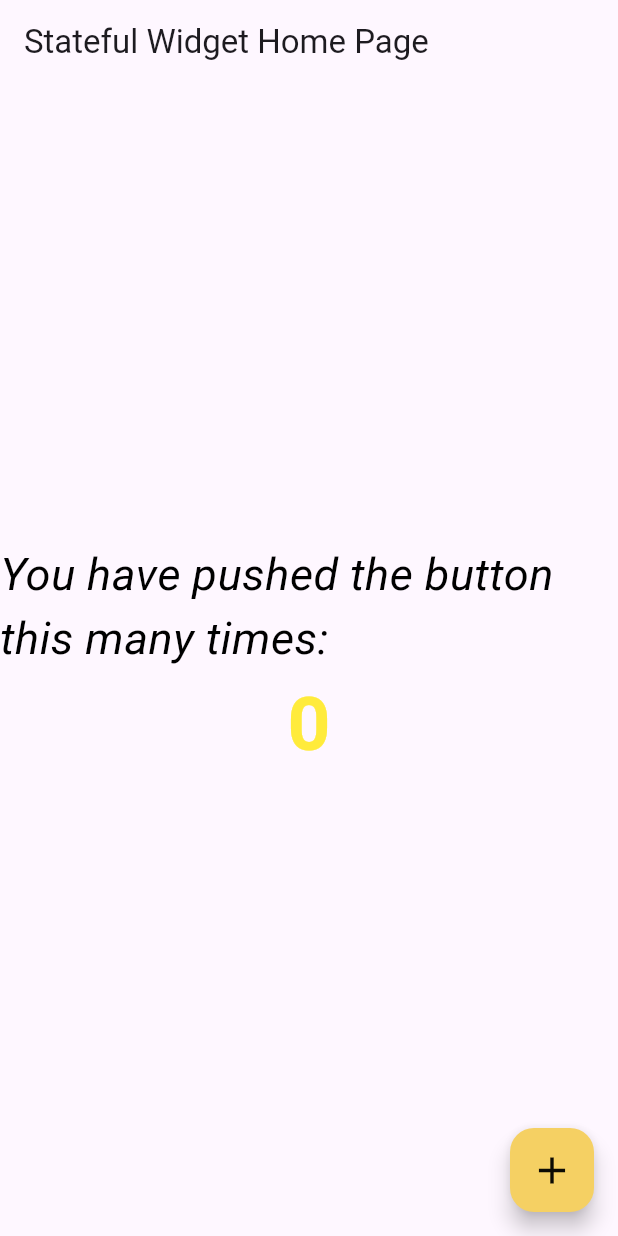
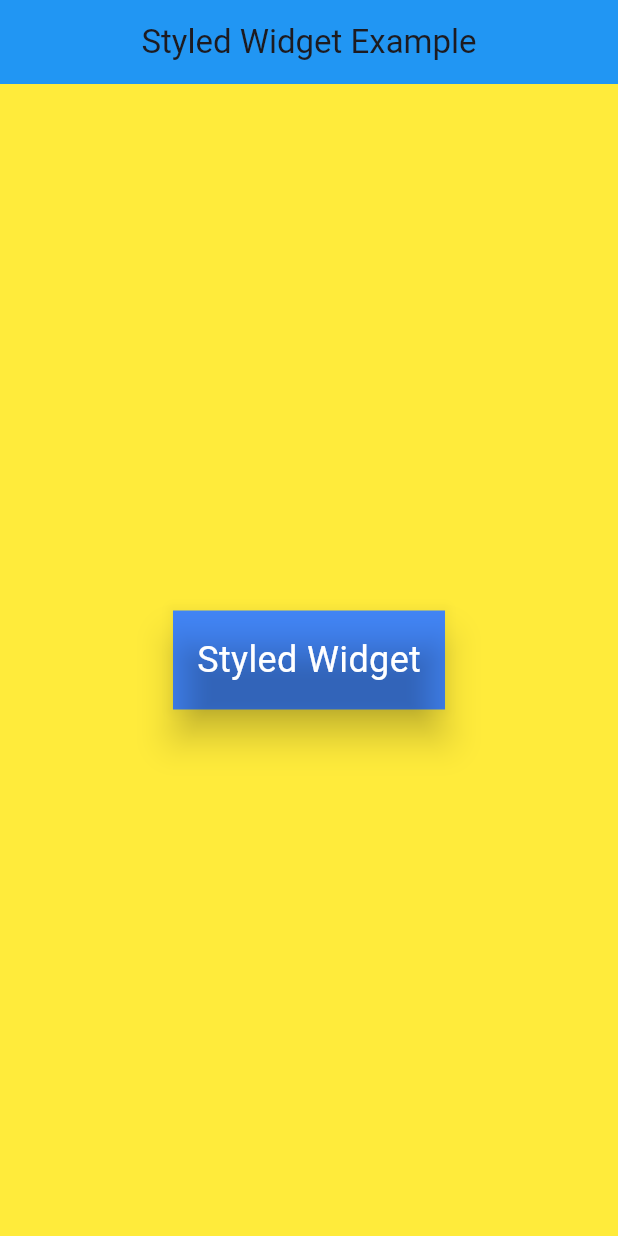
Before and after one commit to rasel-093/Flutter_Basic, a Flutter app: the screen it shows after launch, on a phone screen of 412 x 824 dp. Run offline on Flutter 3.47's test engine with Material 3 defaults, Android fonts, the phone set to English and light mode, and no system bars; our stand-ins replace styled_widget.

Commit message:
Styled Widget completed

```diff
--- a/lib/main.dart
+++ b/lib/main.dart
@@ -2,9 +2,11 @@ import 'package:flutter/material.dart';
 import 'package:flutter_basic/responsive_widget/MyResponsiveApp.dart';
 import 'package:flutter_basic/statefulwidget/StatefulWidget.dart';
 import 'package:flutter_basic/stateless_widget/StatelessWidget.dart';
+import 'package:flutter_basic/styled_widget/StyledWidget.dart';
 
 void main() {
   //runApp(const MyResponsiveApp());
   //runApp(const StatelesswidgetApp());
-  runApp(const StatefulWidgetApp());
+  //runApp(const StatefulWidgetApp());
+  runApp(const StyledWidgetApp());
 }
--- /dev/null
+++ b/lib/styled_widget/StyledWidget.dart
@@ -0,0 +1,46 @@
+// styled_widget is an actual Flutter package that lets you write styling like a chain of methods
+//"styled widget" simply means a widget that has custom visual properties like:
+//Color Padding Margin Font style Border Shadow Gradient, etc.
+import 'package:flutter/material.dart';
+import 'package:styled_widget/styled_widget.dart';
+
+class StyledWidgetApp extends StatelessWidget {
+  const StyledWidgetApp({super.key});
+
+  @override
+  Widget build(BuildContext context) {
+    return MaterialApp(
+      title: 'Styled Widget Example',
+      theme: ThemeData(primarySwatch: Colors.blue),
+      home: const StyledWidgetExample(),
+    );
+  }
+}
+
+class StyledWidgetExample extends StatelessWidget {
+  const StyledWidgetExample({super.key});
+
+  @override
+  Widget build(BuildContext context) {
+    return Scaffold(
+      appBar: AppBar(
+        title: Text("Styled Widget Example"),
+        centerTitle: true,
+        backgroundColor: Colors.blue,
+      ),
+      backgroundColor: Colors.yellow,
+      body:
+          Text('Styled Widget')
+              .fontSize(24)
+              .textColor(Colors.white)
+              .borderRadius(all: 12)
+              .padding(all: 16)
+              .elevation(10)
+              .backgroundColor(Colors.blueAccent)
+              .alignment(Alignment.center)
+              .gestures(onTap: () => print("Tapped"))
+              // .parent() // required when using gestures
+              .center(),
+    );
+  }
+}
--- a/pubspec.yaml
+++ b/pubspec.yaml
@@ -30,6 +30,7 @@ environment:
 dependencies:
   flutter:
     sdk: flutter
+  styled_widget: ^0.4.0
 
   # The following adds the Cupertino Icons font to your application.
   # Use with the CupertinoIcons class for iOS style icons.
```
Also changed, not shown: pubspec.lock.
